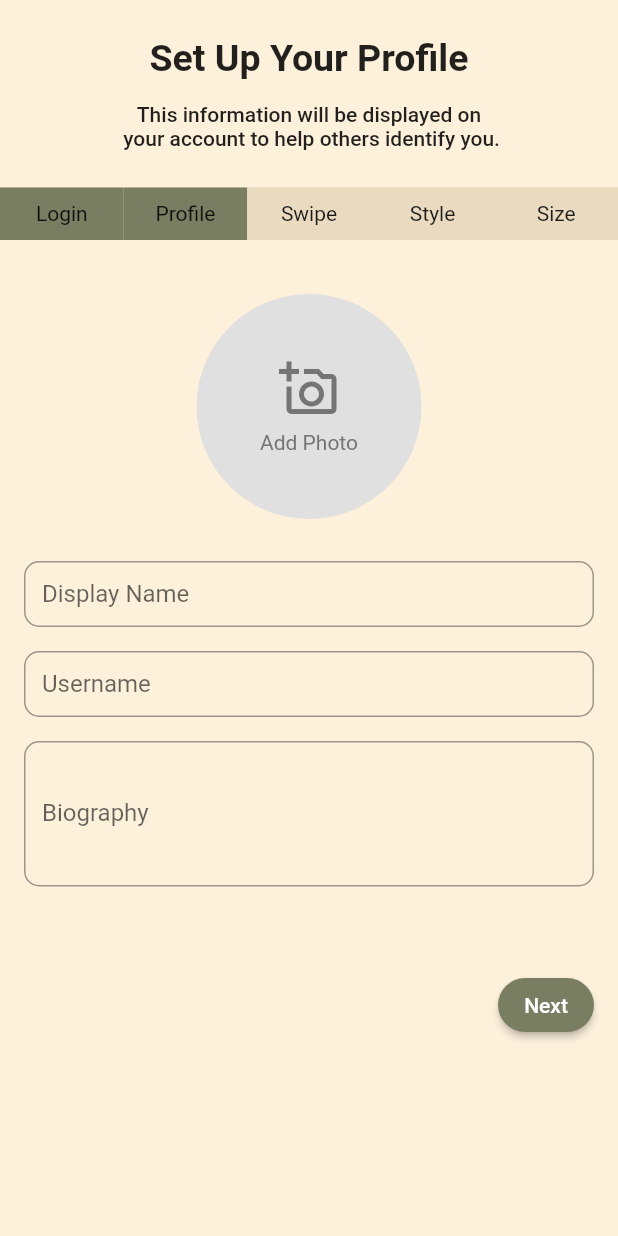
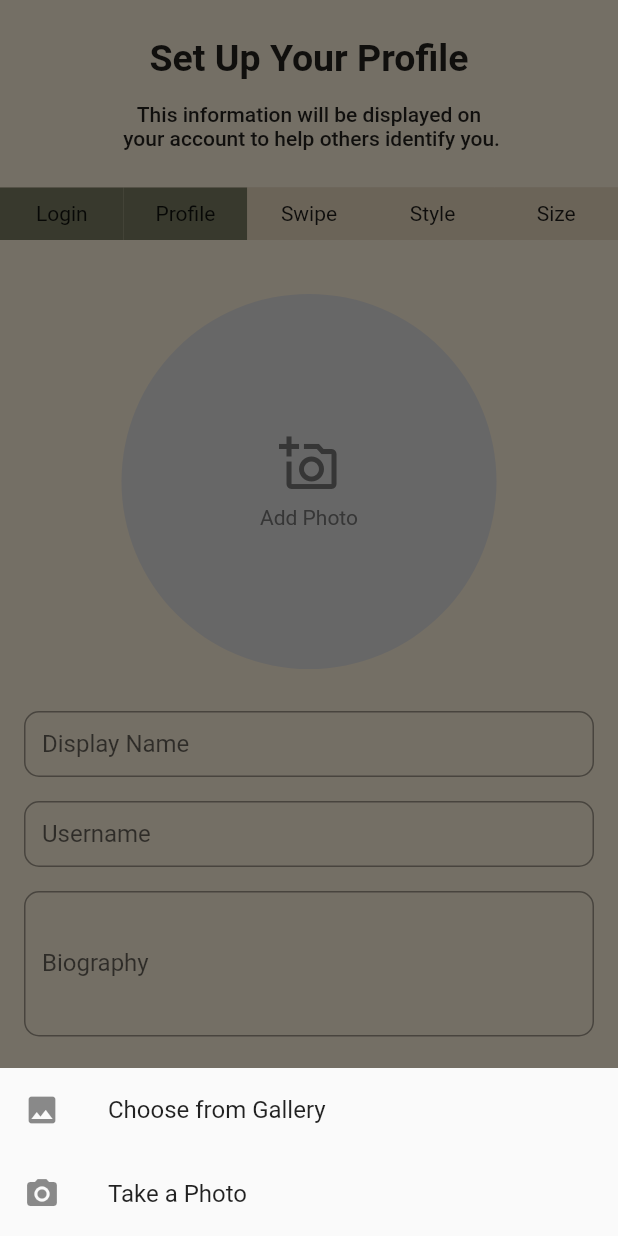
Before and after one commit to rndvouz/rndvouz_mobile_app, a Flutter app: the SetupProfilePage screen opened directly with empty values, after a tap on "Add Photo", on a phone screen of 412 x 824 dp. Run offline on Flutter 3.47's test engine with Material 2 defaults, Android fonts, the phone set to English and light mode, and no system bars; our stand-ins replace expandable_text, image_cropper, image_picker, numberpicker; accounts and stored records are empty.

Commit message:
add upload image component and add profile image (#53)

```diff
--- a/app/lib/setup_process/setup_profile.dart
+++ b/app/lib/setup_process/setup_profile.dart
@@ -1,5 +1,9 @@
+import 'dart:typed_data';
+
 import 'package:app/setup_process/setup_style.dart';
+import 'package:app/utils.dart';
 import 'package:flutter/material.dart';
+import 'package:image_picker/image_picker.dart';
 import '../data_model/user_db.dart';
 
 import 'setup_top_bar.dart';
@@ -19,6 +23,7 @@ class SetupProfilePageState extends State<SetupProfilePage> {
   late TextEditingController usernameController;
   late User user;
   TextEditingController biographyController = TextEditingController();
+  Uint8List? selectedImage;
 
   SetupProfilePageState();
 
@@ -38,8 +43,8 @@ class SetupProfilePageState extends State<SetupProfilePage> {
         child: Column(
           children: [
             SetupTopBar(
-                state:
-                    widget.newUser.isBusiness ? 'profileBusiness' : 'profile'),
+              state: widget.newUser.isBusiness ? 'profileBusiness' : 'profile',
+            ),
             Expanded(
               child: Padding(
                 padding: const EdgeInsets.all(16.0),
@@ -48,7 +53,13 @@ class SetupProfilePageState extends State<SetupProfilePage> {
                     mainAxisAlignment: MainAxisAlignment.center,
                     children: <Widget>[
                       const SizedBox(height: 20), // Add spacing
-                      ProfilePictureUploadButton(onPressed: () {}),
+                      ImageSelectionButton(
+                        onImageSelected: (image) {
+                          setState(() {
+                            selectedImage = image;
+                          });
+                        },
+                      ),
                       const SizedBox(height: 20),
                       _buildTextField("Display Name", displayNameController),
                       _buildTextField("Username", usernameController),
@@ -58,19 +69,11 @@ class SetupProfilePageState extends State<SetupProfilePage> {
                       Row(
                         mainAxisAlignment: MainAxisAlignment.end,
                         children: [
-                          // ElevatedButton(
-                          //   onPressed: () {
-                          //     Navigator.pop(context);
-                          //   },
-                          //   style: ElevatedButton.styleFrom(
-                          //     padding: const EdgeInsets.symmetric(vertical: 0),
-                          //   ),
-                          //   child: const Text('Back'),
-                          // ),
+
                           ElevatedButton(
                             onPressed: () {
-                              final updatedDisplayName =
-                                  displayNameController.text;
+                              // Handle 'Next' button action
+                              final updatedDisplayName = displayNameController.text;
                               final updatedBiography = biographyController.text;
                               final updatedUsername = usernameController.text;
                               try {
@@ -141,24 +144,50 @@ class SetupProfilePageState extends State<SetupProfilePage> {
   }
 }
 
-class ProfilePictureUploadButton extends StatelessWidget {
-  final Function() onPressed;
+class ImageSelectionButton extends StatefulWidget {
+  final Function(Uint8List?) onImageSelected;
 
-  const ProfilePictureUploadButton({Key? key, required this.onPressed})
+  const ImageSelectionButton({Key? key, required this.onImageSelected})
       : super(key: key);
+
+  @override
+  _ImageSelectionButtonState createState() => _ImageSelectionButtonState();
+}
+
+class _ImageSelectionButtonState extends State<ImageSelectionButton> {
+  Uint8List? _image;
+
+  void selectImage(ImageSource source) async {
+    Uint8List? img = await pickAndCropImage(source);
+    if (img != null) {
+      setState(() {
+        _image = img;
+      });
+      widget.onImageSelected(_image);
+    }
+  }
 
   @override
   Widget build(BuildContext context) {
     return GestureDetector(
-      onTap: onPressed,
+      onTap: () {
+        ImageOptionsUtil.showImageSourceOptions(context, (imageSource) => selectImage(imageSource));
+      },
       child: Container(
-        width: 150,
-        height: 150,
+        width: 250,
+        height: 250,
         decoration: BoxDecoration(
           shape: BoxShape.circle,
           color: Colors.grey[300],
         ),
-        child: Center(
+        child: _image != null
+            ? ClipOval(
+          child: Image.memory(
+            _image!,
+            fit: BoxFit.cover,
+          ),
+        )
+            : Center(
           child: Column(
             mainAxisAlignment: MainAxisAlignment.center,
             children: [
@@ -167,7 +196,7 @@ class ProfilePictureUploadButton extends StatelessWidget {
                 size: 40,
                 color: Colors.grey[600],
               ),
-              const SizedBox(height: 8), // Add spacing between Icon and Text
+              const SizedBox(height: 8),
               Text(
                 'Add Photo',
                 style: TextStyle(
--- /dev/null
+++ b/app/lib/utils.dart
@@ -0,0 +1,54 @@
+import 'package:image_picker/image_picker.dart';
+import 'package:image_cropper/image_cropper.dart';
+import 'package:flutter/material.dart';
+pickAndCropImage(ImageSource source) async {
+  final ImagePicker imagePicker = ImagePicker();
+  final ImageCropper imageCropper = ImageCropper();
+
+  XFile? file = await imagePicker.pickImage(source: source);
+
+  if (file == null) {
+    return null;
+  }
+
+  var croppedFile = await imageCropper.cropImage(
+    sourcePath: file.path,
+    aspectRatio: const CropAspectRatio(ratioX: 1, ratioY: 1),
+  );
+
+  if (croppedFile == null) {
+    return null;
+  }
+  return await croppedFile.readAsBytes();
+}
+class ImageOptionsUtil {
+  static void showImageSourceOptions(
+      BuildContext context, Function(ImageSource) onSelectImageSource) {
+    showModalBottomSheet(
+      context: context,
+      builder: (context) {
+        return Column(
+          mainAxisSize: MainAxisSize.min,
+          children: <Widget>[
+            ListTile(
+              leading: const Icon(Icons.photo),
+              title: const Text('Choose from Gallery'),
+              onTap: () {
+                Navigator.pop(context);
+                onSelectImageSource(ImageSource.gallery);
+              },
+            ),
+            ListTile(
+              leading: const Icon(Icons.camera_alt),
+              title: const Text('Take a Photo'),
+              onTap: () {
+                Navigator.pop(context);
+                onSelectImageSource(ImageSource.camera);
+              },
+            ),
+          ],
+        );
+      },
+    );
+  }
+}
--- a/app/pubspec.yaml
+++ b/app/pubspec.yaml
@@ -37,6 +37,8 @@ dependencies:
   cupertino_icons: ^1.0.2
   numberpicker: ^2.1.2
   expandable_text: ^2.3.0
+  image_picker: ^1.0.4
+  image_cropper: ^5.0.0
 
 dev_dependencies:
   flutter_test:
```
Also changed, not shown: app/pubspec.lock, 7 other files. Lines whose indentation alone changed are shown as unchanged.
